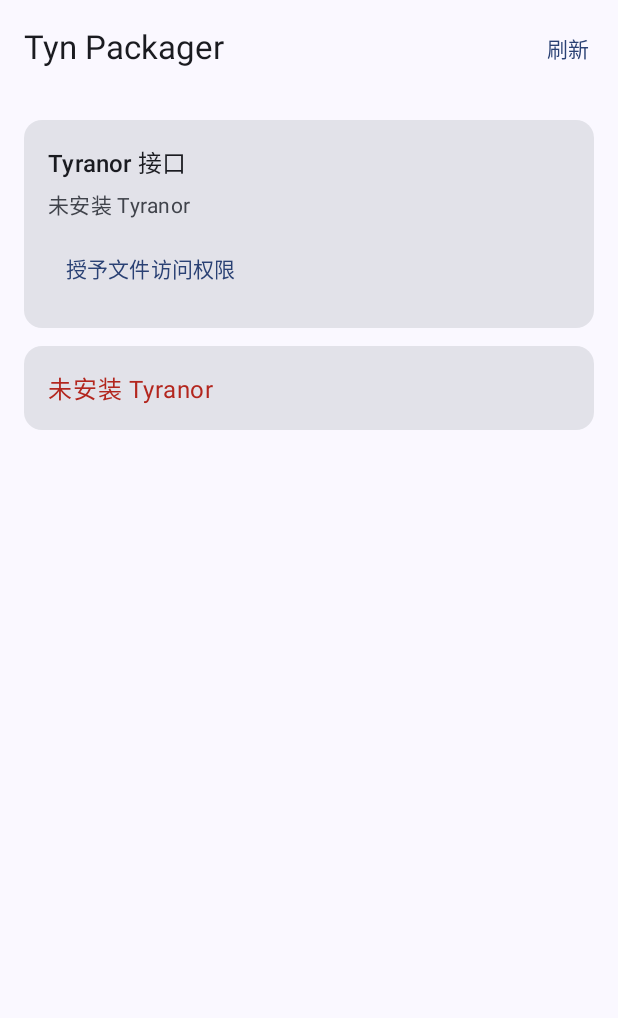
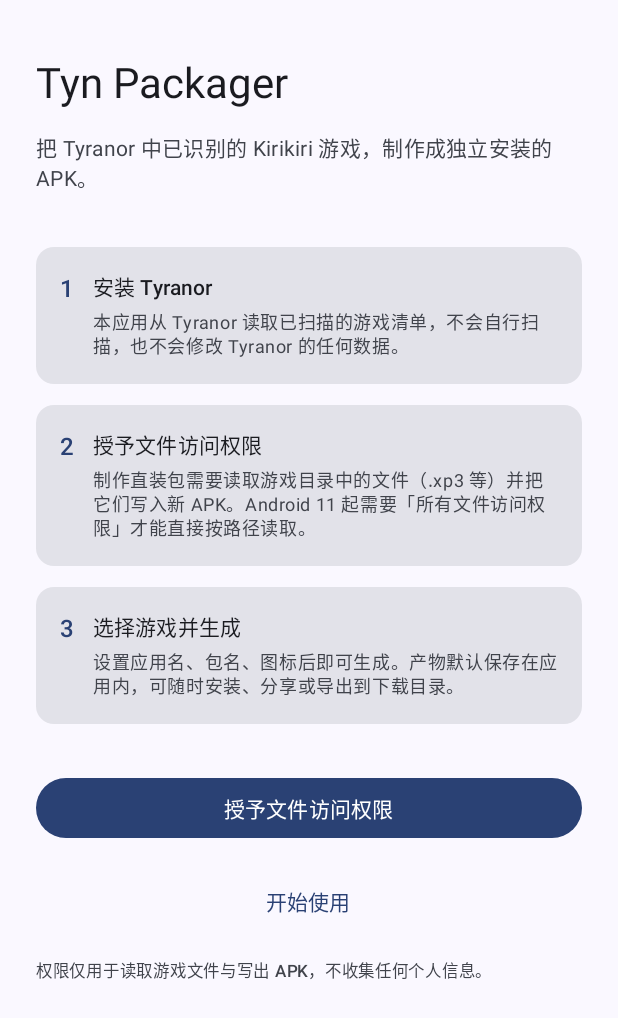
Before and after one commit to jirongmuling/Tyn-Packager, an Android app built with Jetpack Compose: the screen it shows after launch (MainActivity), on a phone screen of 412 x 824 dp. Shown: the top 1018 px of the screen. Run offline under Robolectric (Android 15) with nearby library versions, the phone set to English and light mode, and no system bars.

Commit message:
feat: 打包历史、导出下载、首启引导
- BuildHistoryStore：JSON 持久化打包记录，自动清理丢失文件
- HistoryScreen：记录列表、安装/分享/导出、单条删除、清空
- ApkOutput.exportToDownloads：经 MediaStore 导出到系统下载目录
- OnboardingScreen：首启三步引导，说明权限用途
- README 更新功能清单

```diff
--- /dev/null
+++ b/app/src/main/java/com/tyranor/next/packager/data/OnboardingStore.kt
@@ -0,0 +1,31 @@
+package com.tyranor.next.packager.data
+
+import android.content.Context
+
+/**
+ * 首次启动引导状态。
+ *
+ * 只记录「是否看过引导」，用独立 prefs，避免与其它设置耦合。
+ */
+class OnboardingStore(context: Context) {
+
+    private val prefs = context.getSharedPreferences(PREFS_NAME, Context.MODE_PRIVATE)
+
+    /** 是否已完成引导。 */
+    fun isDone(): Boolean = prefs.getBoolean(KEY_DONE, false)
+
+    /** 标记已看完引导。 */
+    fun markDone() {
+        prefs.edit().putBoolean(KEY_DONE, true).apply()
+    }
+
+    /** 重置（调试用）。 */
+    fun reset() {
+        prefs.edit().remove(KEY_DONE).apply()
+    }
+
+    companion object {
+        private const val PREFS_NAME = "tyn_packager_onboarding"
+        private const val KEY_DONE = "onboarding_done"
+    }
+}
--- a/app/src/main/java/com/tyranor/next/packager/ui/screen/BuildScreen.kt
+++ b/app/src/main/java/com/tyranor/next/packager/ui/screen/BuildScreen.kt
@@ -71,6 +71,7 @@ fun BuildScreen(
     onBuild: () -> Unit,
     onInstall: (File) -> Unit,
     onShare: (File) -> Unit,
+    onExport: (File) -> Unit,
 ) {
     Scaffold(
         topBar = {
@@ -135,7 +136,7 @@ fun BuildScreen(
                 Text(if (state.building) "制作中…" else "生成直装包")
             }
 
-            state.result?.let { ResultCard(it, onInstall, onShare) }
+            state.result?.let { ResultCard(it, onInstall, onShare, onExport) }
 
             Spacer(Modifier.height(24.dp))
         }
@@ -430,6 +431,7 @@ private fun ResultCard(
     result: BuildResult,
     onInstall: (File) -> Unit,
     onShare: (File) -> Unit,
+    onExport: (File) -> Unit,
 ) {
     Card(Modifier.fillMaxWidth()) {
         Column(Modifier.padding(16.dp)) {
@@ -458,6 +460,7 @@ private fun ResultCard(
                     Row(horizontalArrangement = Arrangement.spacedBy(10.dp)) {
                         Button(onClick = { onInstall(result.apk) }) { Text("安装") }
                         OutlinedButton(onClick = { onShare(result.apk) }) { Text("分享") }
+                        OutlinedButton(onClick = { onExport(result.apk) }) { Text("导出") }
                     }
                 }
                 is BuildResult.Failure -> {
--- a/app/src/main/java/com/tyranor/next/packager/ui/screen/HomeScreen.kt
+++ b/app/src/main/java/com/tyranor/next/packager/ui/screen/HomeScreen.kt
@@ -34,12 +34,14 @@ fun HomeScreen(
     onRefresh: () -> Unit,
     onRequestAllFilesAccess: () -> Unit,
     onSelectGame: (com.tyranor.next.packager.data.TyranorGame) -> Unit,
+    onOpenHistory: () -> Unit,
 ) {
     Scaffold(
         topBar = {
             TopAppBar(
                 title = { Text("Tyn Packager") },
                 actions = {
+                    TextButton(onClick = onOpenHistory) { Text("历史") }
                     TextButton(onClick = onRefresh) { Text("刷新") }
                 },
             )
@@ -135,6 +137,7 @@ private fun EmptyBlock() {
 private fun GameList(
     state: HomeUiState,
     onSelectGame: (com.tyranor.next.packager.data.TyranorGame) -> Unit,
+    onOpenHistory: () -> Unit,
 ) {
     LazyColumn(
         contentPadding = PaddingValues(bottom = 24.dp),
--- /dev/null
+++ b/app/src/main/java/com/tyranor/next/packager/ui/screen/OnboardingScreen.kt
@@ -0,0 +1,118 @@
+package com.tyranor.next.packager.ui.screen
+
+import androidx.compose.foundation.layout.Arrangement
+import androidx.compose.foundation.layout.Column
+import androidx.compose.foundation.layout.Row
+import androidx.compose.foundation.layout.Spacer
+import androidx.compose.foundation.layout.fillMaxSize
+import androidx.compose.foundation.layout.fillMaxWidth
+import androidx.compose.foundation.layout.height
+import androidx.compose.foundation.layout.padding
+import androidx.compose.foundation.rememberScrollState
+import androidx.compose.foundation.verticalScroll
+import androidx.compose.material3.Button
+import androidx.compose.material3.Card
+import androidx.compose.material3.MaterialTheme
+import androidx.compose.material3.Scaffold
+import androidx.compose.material3.Text
+import androidx.compose.material3.TextButton
+import androidx.compose.runtime.Composable
+import androidx.compose.ui.Modifier
+import androidx.compose.ui.unit.dp
+
+/**
+ * 首次启动引导。
+ *
+ * 说明三项前提：Tyranor 安装、文件访问权限、输出位置。
+ * 全部说明清楚再让用户继续，避免权限被拒后困惑。
+ */
+@Composable
+fun OnboardingScreen(
+    onDone: () -> Unit,
+    onRequestAllFilesAccess: () -> Unit,
+) {
+    Scaffold { inner ->
+        Column(
+            modifier = Modifier
+                .fillMaxSize()
+                .padding(inner)
+                .padding(horizontal = 24.dp)
+                .verticalScroll(rememberScrollState()),
+            verticalArrangement = Arrangement.spacedBy(14.dp),
+        ) {
+            Spacer(Modifier.height(24.dp))
+
+            Text("Tyn Packager", style = MaterialTheme.typography.headlineMedium)
+            Text(
+                "把 Tyranor 中已识别的 Kirikiri 游戏，制作成独立安装的 APK。",
+                style = MaterialTheme.typography.bodyMedium,
+                color = MaterialTheme.colorScheme.onSurfaceVariant,
+            )
+
+            Spacer(Modifier.height(8.dp))
+
+            StepCard(
+                index = "1",
+                title = "安装 Tyranor",
+                body = "本应用从 Tyranor 读取已扫描的游戏清单，不会自行扫描，" +
+                    "也不会修改 Tyranor 的任何数据。",
+            )
+            StepCard(
+                index = "2",
+                title = "授予文件访问权限",
+                body = "制作直装包需要读取游戏目录中的文件（.xp3 等）并把它们写入新 APK。" +
+                    "Android 11 起需要「所有文件访问权限」才能直接按路径读取。",
+            )
+            StepCard(
+                index = "3",
+                title = "选择游戏并生成",
+                body = "设置应用名、包名、图标后即可生成。产物默认保存在应用内，" +
+                    "可随时安装、分享或导出到下载目录。",
+            )
+
+            Spacer(Modifier.height(4.dp))
+
+            Button(
+                onClick = onRequestAllFilesAccess,
+                modifier = Modifier.fillMaxWidth(),
+            ) {
+                Text("授予文件访问权限")
+            }
+
+            TextButton(onClick = onDone, modifier = Modifier.fillMaxWidth()) {
+                Text("开始使用")
+            }
+
+            Text(
+                "权限仅用于读取游戏文件与写出 APK，不收集任何个人信息。",
+                style = MaterialTheme.typography.labelSmall,
+                color = MaterialTheme.colorScheme.onSurfaceVariant,
+            )
+
+            Spacer(Modifier.height(24.dp))
+        }
+    }
+}
+
+@Composable
+private fun StepCard(index: String, title: String, body: String) {
+    Card(Modifier.fillMaxWidth()) {
+        Row(Modifier.padding(16.dp)) {
+            Text(
+                index,
+                style = MaterialTheme.typography.titleMedium,
+                color = MaterialTheme.colorScheme.primary,
+            )
+            Spacer(Modifier.padding(horizontal = 6.dp))
+            Column {
+                Text(title, style = MaterialTheme.typography.titleSmall)
+                Spacer(Modifier.height(4.dp))
+                Text(
+                    body,
+                    style = MaterialTheme.typography.bodySmall,
+                    color = MaterialTheme.colorScheme.onSurfaceVariant,
+                )
+            }
+        }
+    }
+}
```
Also changed, not shown: app/src/main/java/com/tyranor/next/packager/apk/ApkOutput.kt (+37 -0 lines), app/src/main/java/com/tyranor/next/packager/data/BuildHistoryStore.kt (added, +118 -0 lines), app/src/main/java/com/tyranor/next/packager/ui/BuildViewModel.kt (+19 -0 lines), app/src/main/java/com/tyranor/next/packager/ui/HistoryViewModel.kt (added, +61 -0 lines), app/src/main/java/com/tyranor/next/packager/ui/MainActivity.kt (+62 -1 lines), app/src/main/java/com/tyranor/next/packager/ui/screen/HistoryScreen.kt (added, +208 -0 lines), 1 other file.
